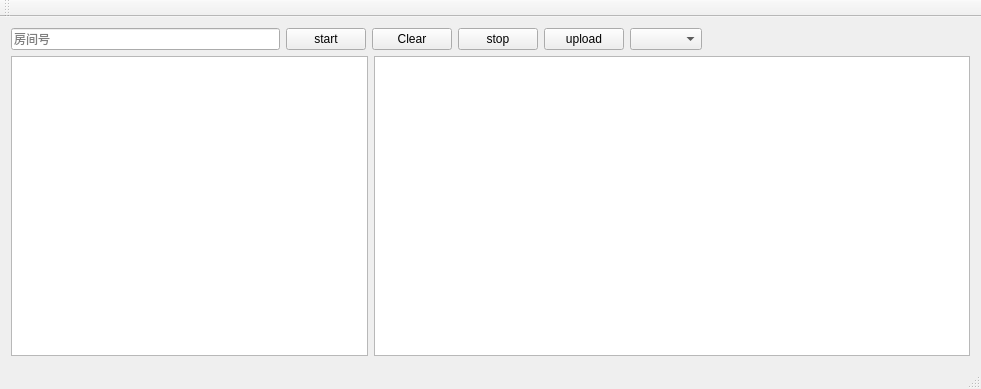
Old version of the form mainwindow.ui in the repository baoyuanle/douyu_danmu_QtDemo.
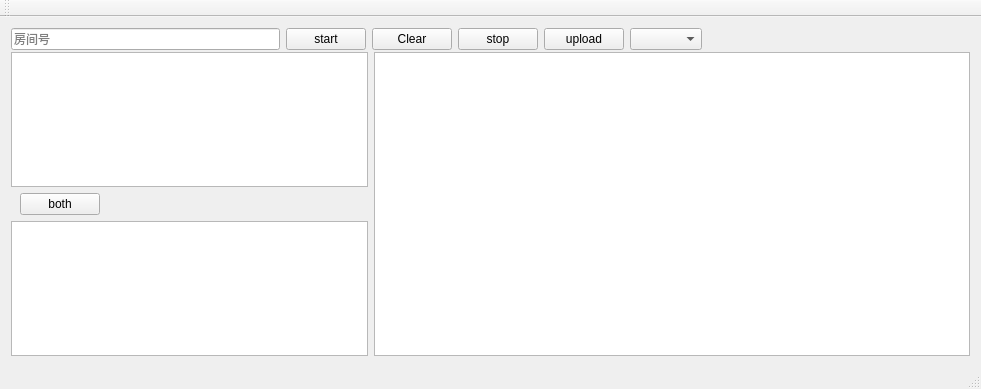
New version of the form.

```diff
--- a/mainwindow.ui
+++ b/mainwindow.ui
@@ -15,6 +15,19 @@
   </property>
   <widget class="QWidget" name="centralWidget">
    <layout class="QGridLayout" name="gridLayout" columnstretch="3,5">
+    <property name="verticalSpacing">
+     <number>2</number>
+    </property>
+    <item row="3" column="0">
+     <widget class="QPlainTextEdit" name="plainTextLog">
+      <property name="maximumSize">
+       <size>
+        <width>16777215</width>
+        <height>16777215</height>
+       </size>
+      </property>
+     </widget>
+    </item>
     <item row="0" column="0" colspan="2">
      <layout class="QHBoxLayout" name="horizontalLayout">
       <item>
@@ -83,9 +96,53 @@
       </property>
      </widget>
     </item>
-    <item row="1" column="1">
+    <item row="1" column="1" rowspan="3">
      <widget class="QTableView" name="tableRank"/>
     </item>
+    <item row="2" column="0">
+     <widget class="QWidget" name="widget" native="true">
+      <property name="minimumSize">
+       <size>
+        <width>0</width>
+        <height>30</height>
+       </size>
+      </property>
+      <layout class="QHBoxLayout" name="horizontalLayout_2">
+       <property name="leftMargin">
+        <number>9</number>
+       </property>
+       <property name="topMargin">
+        <number>0</number>
+       </property>
+       <property name="rightMargin">
+        <number>0</number>
+       </property>
+       <property name="bottomMargin">
+        <number>0</number>
+       </property>
+       <item>
+        <widget class="QPushButton" name="btnExpand">
+         <property name="text">
+          <string>both</string>
+         </property>
+        </widget>
+       </item>
+       <item>
+        <spacer name="horizontalSpacer_2">
+         <property name="orientation">
+          <enum>Qt::Horizontal</enum>
+         </property>
+         <property name="sizeHint" stdset="0">
+          <size>
+           <width>266</width>
+           <height>20</height>
+          </size>
+         </property>
+        </spacer>
+       </item>
+      </layout>
+     </widget>
+    </item>
    </layout>
   </widget>
   <widget class="QMenuBar" name="menuBar">
```
